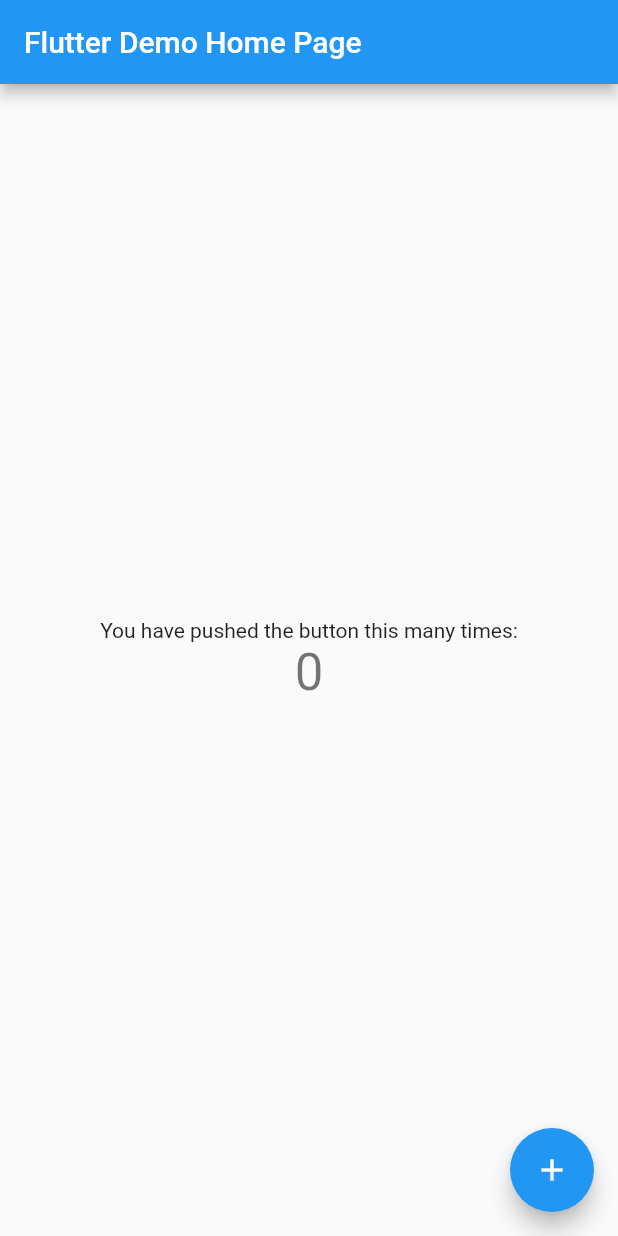
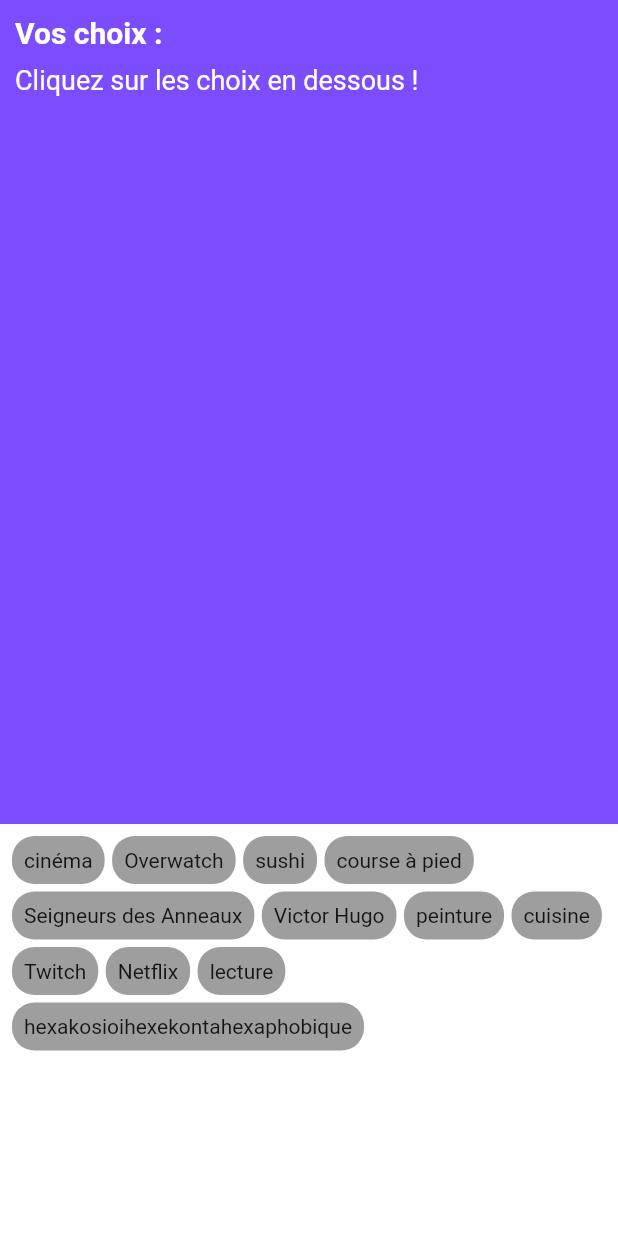
Before and after one commit to Ancelotow/esgi_tp_flutter, a Flutter app: the screen it shows after launch, on a phone screen of 412 x 824 dp. Run offline on Flutter 3.47's test engine with Material 2 defaults, Android fonts, the phone set to English and light mode, and no system bars.

Commit message:
TP finished

```diff
--- /dev/null
+++ b/lib/choice_item.dart
@@ -0,0 +1,48 @@
+import 'package:flutter/material.dart';
+
+class ChoiceItem extends StatefulWidget {
+  final String text;
+  bool isSelected;
+  bool isEnabled;
+  Function()? onTap;
+
+  ChoiceItem(
+      {Key? key, required this.text, this.isSelected = false, this.onTap, this.isEnabled = true})
+      : super(key: key);
+
+  @override
+  _ChoiceItemState createState() => _ChoiceItemState();
+}
+
+class _ChoiceItemState extends State<ChoiceItem> {
+  @override
+  Widget build(BuildContext context) {
+    return GestureDetector(
+      onTap: () {
+        if(widget.isEnabled) {
+          setState(() {
+            widget.isSelected = !widget.isSelected;
+          });
+          widget.onTap?.call();
+        }
+      },
+      child: Container(
+        decoration: BoxDecoration(
+          borderRadius: BorderRadius.circular(15.00),
+          color: getColor(),
+        ),
+        child: Padding(
+          padding: const EdgeInsets.all(8.0),
+          child: Text(widget.text),
+        ),
+      ),
+    );
+  }
+
+  Color getColor(){
+    if(widget.isSelected && widget.isEnabled) {
+      return Colors.amber;
+    }
+    return Colors.grey;
+  }
+}
--- /dev/null
+++ b/lib/footer.dart
@@ -0,0 +1,27 @@
+import 'package:flutter/material.dart';
+
+import 'choice_item.dart';
+
+class Footer extends StatelessWidget {
+  List<ChoiceItem> choices;
+
+  Footer({Key? key, required this.choices}) : super(key: key);
+
+  @override
+  Widget build(BuildContext context) {
+    return Expanded(
+      child: Container(
+        color: Colors.white,
+          width: double.infinity,
+          child: Padding(
+            padding: const EdgeInsets.all(8.0),
+            child: Wrap(
+              alignment: WrapAlignment.start,
+              spacing: 5.00,
+              runSpacing: 5.00,
+              children: choices,
+            ),
+          )),
+    );
+  }
+}
--- /dev/null
+++ b/lib/header.dart
@@ -0,0 +1,50 @@
+import 'package:flutter/material.dart';
+
+import 'choice_item.dart';
+
+class Header extends StatelessWidget {
+  final List<ChoiceItem> choicesSelected;
+
+  Header({Key? key, this.choicesSelected = const []}) : super(key: key);
+
+  @override
+  Widget build(BuildContext context) {
+    return Expanded(
+      flex: 2,
+      child: Padding(
+        padding: const EdgeInsets.all(10.0),
+        child: Container(
+          width: double.infinity,
+          child: Column(
+            mainAxisAlignment: MainAxisAlignment.start,
+            crossAxisAlignment: CrossAxisAlignment.start,
+            children: [
+              Text(
+                "Vos choix :",
+                style: Theme.of(context).textTheme.headline1,
+              ),
+              SizedBox(height: 10,),
+              getBody(context)
+            ],
+          ),
+        ),
+      ),
+    );
+  }
+
+  Widget getBody(BuildContext context) {
+    if (choicesSelected.isEmpty) {
+      return Text(
+        "Cliquez sur les choix en dessous !",
+        style: Theme.of(context).textTheme.headline2,
+      );
+    }
+    return Wrap(
+      alignment: WrapAlignment.start,
+      spacing: 5.00,
+      runSpacing: 5.00,
+      children: choicesSelected,
+    );
+  }
+
+}
--- a/lib/main.dart
+++ b/lib/main.dart
@@ -1,113 +1,88 @@
 import 'package:flutter/material.dart';
+import 'package:tp_flutter/choice_item.dart';
+
+import 'footer.dart';
+import 'header.dart';
 
 void main() {
-  runApp(MyApp());
+  runApp(App());
 }
 
-class MyApp extends StatelessWidget {
-  // This widget is the root of your application.
+class App extends StatelessWidget {
+  const App({Key? key}) : super(key: key);
+
   @override
   Widget build(BuildContext context) {
     return MaterialApp(
-      title: 'Flutter Demo',
       theme: ThemeData(
-        // This is the theme of your application.
-        //
-        // Try running your application with "flutter run". You'll see the
-        // application has a blue toolbar. Then, without quitting the app, try
-        // changing the primarySwatch below to Colors.green and then invoke
-        // "hot reload" (press "r" in the console where you ran "flutter run",
-        // or simply save your changes to "hot reload" in a Flutter IDE).
-        // Notice that the counter didn't reset back to zero; the application
-        // is not restarted.
-        primarySwatch: Colors.blue,
+        textTheme: TextTheme(
+          headline1: TextStyle(
+            color: Colors.white,
+            fontSize: 20,
+            fontWeight: FontWeight.bold,
+          ),
+          headline2: TextStyle(
+            color: Colors.white,
+            fontSize: 18,
+          ),
+        ),
       ),
-      home: MyHomePage(title: 'Flutter Demo Home Page'),
+      home: Home(),
     );
   }
 }
 
-class MyHomePage extends StatefulWidget {
-  MyHomePage({Key key, this.title}) : super(key: key);
-
-  // This widget is the home page of your application. It is stateful, meaning
-  // that it has a State object (defined below) that contains fields that affect
-  // how it looks.
-
-  // This class is the configuration for the state. It holds the values (in this
-  // case the title) provided by the parent (in this case the App widget) and
-  // used by the build method of the State. Fields in a Widget subclass are
-  // always marked "final".
-
-  final String title;
+class Home extends StatefulWidget {
+  Home({Key? key}) : super(key: key);
 
   @override
-  _MyHomePageState createState() => _MyHomePageState();
+  _HomeState createState() => _HomeState();
 }
 
-class _MyHomePageState extends State<MyHomePage> {
-  int _counter = 0;
+class _HomeState extends State<Home> {
+  final List<ChoiceItem> _choices = [
+    ChoiceItem(text: "cinéma"),
+    ChoiceItem(text: "Overwatch"),
+    ChoiceItem(text: "sushi"),
+    ChoiceItem(text: "course à pied"),
+    ChoiceItem(text: "Seigneurs des Anneaux"),
+    ChoiceItem(text: "Victor Hugo"),
+    ChoiceItem(text: "peinture"),
+    ChoiceItem(text: "cuisine"),
+    ChoiceItem(text: "Twitch"),
+    ChoiceItem(text: "Netflix"),
+    ChoiceItem(text: "lecture"),
+    ChoiceItem(text: "hexakosioihexekontahexaphobique")
+  ];
 
-  void _incrementCounter() {
+  List<ChoiceItem> _choicesSelected = [];
+
+  void _onTapChoice() {
     setState(() {
-      // This call to setState tells the Flutter framework that something has
-      // changed in this State, which causes it to rerun the build method below
-      // so that the display can reflect the updated values. If we changed
-      // _counter without calling setState(), then the build method would not be
-      // called again, and so nothing would appear to happen.
-      _counter++;
+      _choicesSelected = _choices
+          .where((item) => item.isSelected)
+          .map((e) => ChoiceItem(text: e.text, isEnabled: false))
+          .toList();
     });
   }
 
   @override
   Widget build(BuildContext context) {
-    // This method is rerun every time setState is called, for instance as done
-    // by the _incrementCounter method above.
-    //
-    // The Flutter framework has been optimized to make rerunning build methods
-    // fast, so that you can just rebuild anything that needs updating rather
-    // than having to individually change instances of widgets.
+    _choices.forEach((element) => element.onTap = _onTapChoice);
     return Scaffold(
-      appBar: AppBar(
-        // Here we take the value from the MyHomePage object that was created by
-        // the App.build method, and use it to set our appbar title.
-        title: Text(widget.title),
-      ),
-      body: Center(
-        // Center is a layout widget. It takes a single child and positions it
-        // in the middle of the parent.
+      backgroundColor: Colors.deepPurpleAccent,
+      body: SafeArea(
         child: Column(
-          // Column is also a layout widget. It takes a list of children and
-          // arranges them vertically. By default, it sizes itself to fit its
-          // children horizontally, and tries to be as tall as its parent.
-          //
-          // Invoke "debug painting" (press "p" in the console, choose the
-          // "Toggle Debug Paint" action from the Flutter Inspector in Android
-          // Studio, or the "Toggle Debug Paint" command in Visual Studio Code)
-          // to see the wireframe for each widget.
-          //
-          // Column has various properties to control how it sizes itself and
-          // how it positions its children. Here we use mainAxisAlignment to
-          // center the children vertically; the main axis here is the vertical
-          // axis because Columns are vertical (the cross axis would be
-          // horizontal).
-          mainAxisAlignment: MainAxisAlignment.center,
-          children: <Widget>[
-            Text(
-              'You have pushed the button this many times:',
+          children: [
+            Header(
+              choicesSelected: _choicesSelected,
             ),
-            Text(
-              '$_counter',
-              style: Theme.of(context).textTheme.headline4,
-            ),
+            Footer(
+              choices: _choices,
+            )
           ],
         ),
       ),
-      floatingActionButton: FloatingActionButton(
-        onPressed: _incrementCounter,
-        tooltip: 'Increment',
-        child: Icon(Icons.add),
-      ), // This trailing comma makes auto-formatting nicer for build methods.
     );
   }
 }
--- a/pubspec.yaml
+++ b/pubspec.yaml
@@ -18,7 +18,7 @@ publish_to: 'none' # Remove this line if you wish to publish to pub.dev
 version: 1.0.0+1
 
 environment:
-  sdk: ">=2.7.0 <3.0.0"
+  sdk: ">=2.12.0 <3.0.0"
 
 dependencies:
   flutter:
```
